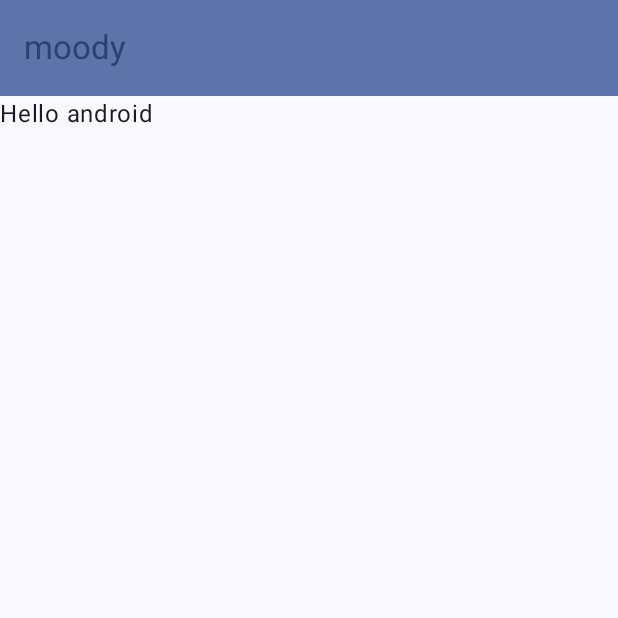
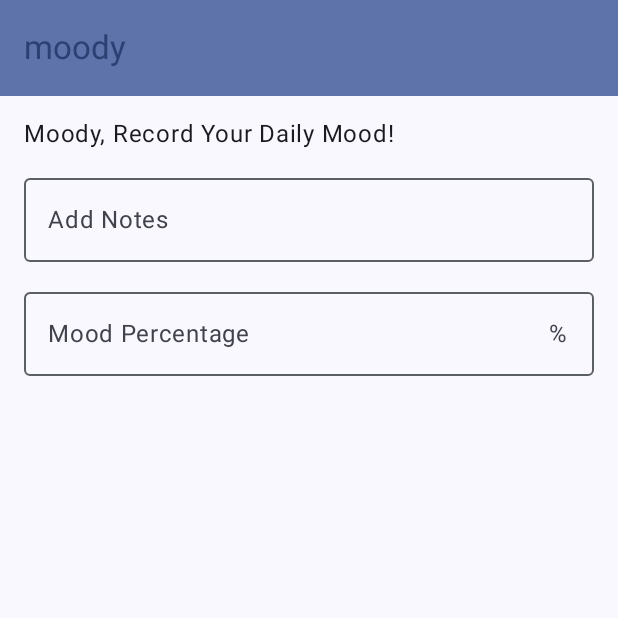
Before and after one commit to vaaniiiiiii/moody, an Android app built with Jetpack Compose: the screen it shows after launch (MainActivity), on a phone screen of 412 x 824 dp, the top half of it. Run offline under Robolectric (Android 15) with nearby library versions, the phone set to English and light mode, and no system bars.

Commit message:
meminta input data

```diff
--- a/app/src/main/java/com/vanisa0066/moody/ui/screen/MainScreen.kt
+++ b/app/src/main/java/com/vanisa0066/moody/ui/screen/MainScreen.kt
@@ -1,17 +1,30 @@
 package com.vanisa0066.moody.ui.screen
 
 import android.content.res.Configuration
+import androidx.compose.foundation.layout.Arrangement
+import androidx.compose.foundation.layout.Column
+import androidx.compose.foundation.layout.fillMaxSize
+import androidx.compose.foundation.layout.fillMaxWidth
 import androidx.compose.foundation.layout.padding
+import androidx.compose.foundation.text.KeyboardOptions
 import androidx.compose.material3.ExperimentalMaterial3Api
 import androidx.compose.material3.MaterialTheme
+import androidx.compose.material3.OutlinedTextField
 import androidx.compose.material3.Scaffold
 import androidx.compose.material3.Text
 import androidx.compose.material3.TopAppBar
 import androidx.compose.material3.TopAppBarDefaults
 import androidx.compose.runtime.Composable
+import androidx.compose.runtime.getValue
+import androidx.compose.runtime.mutableStateOf
+import androidx.compose.runtime.saveable.rememberSaveable
+import androidx.compose.runtime.setValue
 import androidx.compose.ui.Modifier
 import androidx.compose.ui.res.stringResource
+import androidx.compose.ui.text.input.ImeAction
+import androidx.compose.ui.text.input.KeyboardType
 import androidx.compose.ui.tooling.preview.Preview
+import androidx.compose.ui.unit.dp
 import com.vani0066.moody.R
 import com.vani0066.moody.ui.theme.MoodyTheme
 
@@ -36,10 +49,42 @@ fun MainScreen(){
 }
 @Composable
 fun ScreenContent(modifier: Modifier = Modifier){
-    Text(
-        text = "Hello android",
-        modifier = modifier
-    )
+    var tambahCatatan by rememberSaveable { mutableStateOf("") }
+    var persenanMood by rememberSaveable { mutableStateOf("") }
+
+    Column (
+        modifier = modifier.fillMaxSize().padding(16.dp),
+        verticalArrangement = Arrangement.spacedBy(12.dp)
+    ){
+        Text(
+            text = stringResource(id = R.string.intro_moody),
+            style = MaterialTheme.typography.bodyLarge,
+            modifier = Modifier.fillMaxWidth()
+        )
+        OutlinedTextField(
+            value = tambahCatatan,
+            onValueChange = { tambahCatatan = it},
+            label = { Text(text = stringResource((R.string.tambah_catatan))) },
+            singleLine = true,
+            keyboardOptions = KeyboardOptions(
+                keyboardType = KeyboardType.Text,
+                imeAction = ImeAction.Next
+            ),
+            modifier = Modifier.fillMaxWidth()
+        )
+        OutlinedTextField(
+            value = persenanMood,
+            onValueChange = { persenanMood = it },
+            label = { Text(text = stringResource(R.string.persenan_mood)) },
+            trailingIcon = { Text(text = "%") },
+            singleLine = true,
+            keyboardOptions = KeyboardOptions(
+                keyboardType = KeyboardType.Number,
+                imeAction = ImeAction.Done
+            ),
+            modifier = Modifier.fillMaxWidth()
+        )
+    }
 }
 @Preview(showBackground = true)
 @Preview(uiMode = Configuration.UI_MODE_NIGHT_YES, showBackground = true)
--- a/app/src/main/res/values/strings.xml
+++ b/app/src/main/res/values/strings.xml
@@ -1,3 +1,10 @@
 <resources>
     <string name="app_name">moody</string>
+    <string name="intro_moody">Moody, Record Your Daily Mood!</string>
+    <string name="tambah_catatan">Add Notes</string>
+    <string name="persenan_mood">Mood Percentage</string>
+    <string name="sedih">Sad</string>
+    <string name="netral">Neutral</string>
+    <string name="senang">Happy</string>
+    <string name="cek_kegiatan">Check Activities</string>
 </resources>
```
Also changed, not shown: 2 other files.
